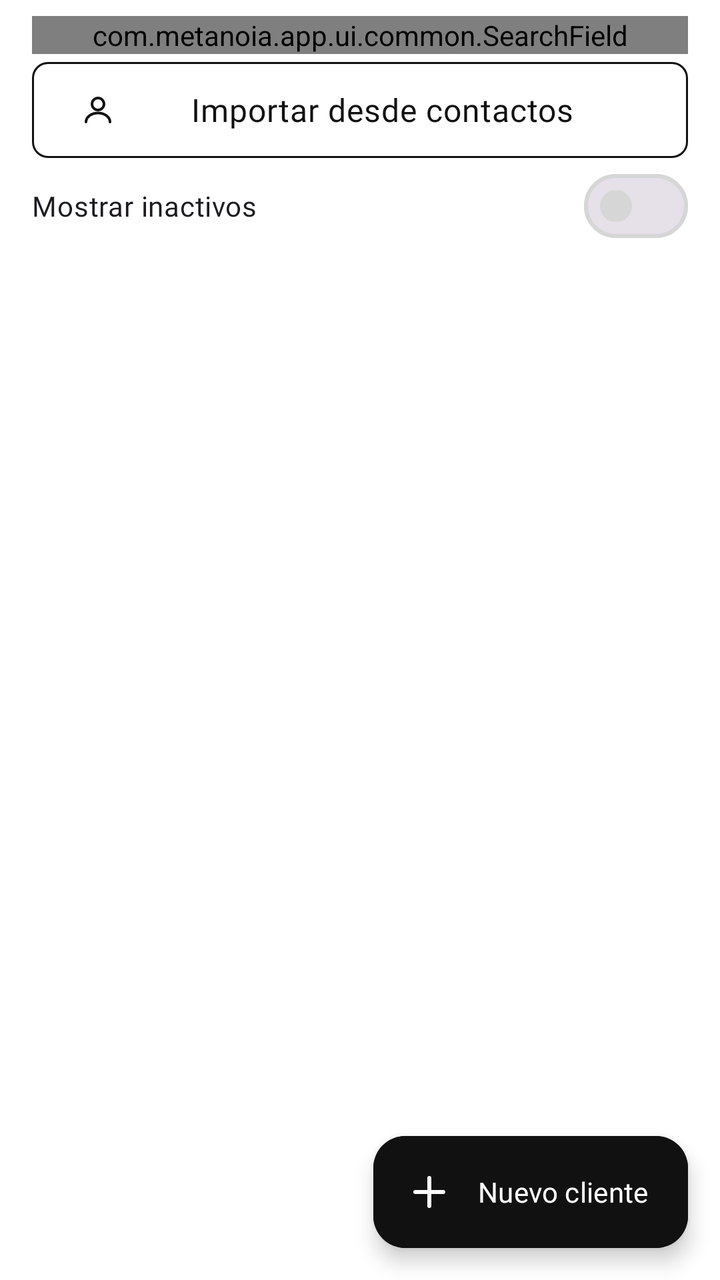
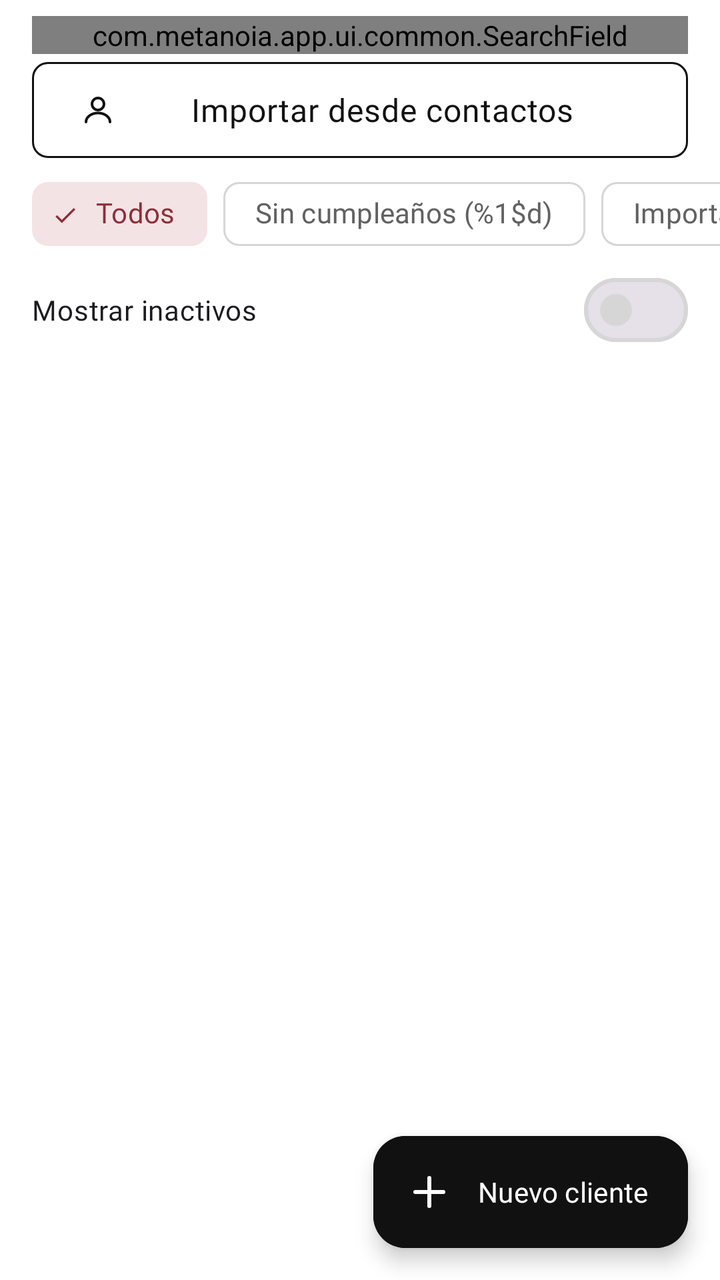

An Android layout rendered at two revisions. The XML below is the earlier revision; the diff shows what the commit changed to produce the second picture.
<!-- AndroidManifest.xml: application theme Theme.Metanoia -->
<!-- res/layout/fragment_clients.xml -->
<?xml version="1.0" encoding="utf-8"?>
<androidx.coordinatorlayout.widget.CoordinatorLayout xmlns:android="http://schemas.android.com/apk/res/android"
    xmlns:app="http://schemas.android.com/apk/res-auto"
    android:layout_width="match_parent"
    android:layout_height="match_parent">

    <LinearLayout
        android:layout_width="match_parent"
        android:layout_height="match_parent"
        android:orientation="vertical">

        <com.metanoia.app.ui.common.SearchField
            android:id="@+id/clientsSearchField"
            android:layout_width="match_parent"
            android:layout_height="wrap_content"
            android:layout_marginHorizontal="@dimen/screen_margin"
            android:layout_marginTop="@dimen/space_s"
            app:searchHint="@string/clients_search_hint" />

        <com.google.android.material.button.MaterialButton
            android:id="@+id/btnImportContacts"
            style="@style/Widget.Metanoia.Button.Secondary"
            android:layout_width="match_parent"
            android:layout_height="wrap_content"
            android:layout_marginHorizontal="@dimen/screen_margin"
            android:layout_marginTop="@dimen/space_xs"
            android:text="@string/clients_import_contacts_btn"
            app:icon="@drawable/ic_clients" />

        <com.google.android.material.materialswitch.MaterialSwitch
            android:id="@+id/switchClientsIncludeInactive"
            android:layout_width="match_parent"
            android:layout_height="wrap_content"
            android:layout_marginHorizontal="@dimen/screen_margin"
            android:minHeight="@dimen/touch_target_min"
            android:text="@string/clients_filter_inactive" />

        <FrameLayout
            android:layout_width="match_parent"
            android:layout_height="0dp"
            android:layout_weight="1">

            <androidx.recyclerview.widget.RecyclerView
                android:id="@+id/clientsRecycler"
                android:layout_width="match_parent"
                android:layout_height="match_parent"
                android:clipToPadding="false"
                android:paddingBottom="@dimen/space_xxl" />

            <com.metanoia.app.ui.common.EmptyStateView
                android:id="@+id/clientsEmptyState"
                android:layout_width="match_parent"
                android:layout_height="match_parent"
                android:visibility="gone"
                app:emptyMessage="@string/empty_clients_title" />
        </FrameLayout>
    </LinearLayout>

    <com.google.android.material.floatingactionbutton.ExtendedFloatingActionButton
        android:id="@+id/fabNewClient"
        android:layout_width="wrap_content"
        android:layout_height="wrap_content"
        android:layout_gravity="bottom|end"
        android:layout_margin="@dimen/screen_margin"
        android:backgroundTint="?attr/colorPrimary"
        android:contentDescription="@string/clients_new_fab"
        android:text="@string/clients_new_fab"
        android:textColor="?attr/colorOnPrimary"
        app:icon="@drawable/ic_add"
        app:iconTint="?attr/colorOnPrimary" />
</androidx.coordinatorlayout.widget.CoordinatorLayout>
<!-- resources referenced by this layout -->
<resources>
  <dimen name="screen_margin">16dp</dimen>
  <dimen name="space_s">8dp</dimen>
  <dimen name="space_xs">4dp</dimen>
  <dimen name="space_xxl">48dp</dimen>
  <dimen name="touch_target_min">48dp</dimen>
  <!-- drawable ic_add (drawable) -->
  <vector xmlns:android="http://schemas.android.com/apk/res/android"
      android:width="24dp"
      android:height="24dp"
      android:viewportWidth="24"
      android:viewportHeight="24">
      <path
          android:fillColor="@android:color/transparent"
          android:pathData="M12,5 V19 M5,12 H19"
          android:strokeWidth="2"
          android:strokeColor="#FF000000"
          android:strokeLineCap="round"
          android:strokeLineJoin="round" />
  </vector>
  <!-- drawable ic_clients (drawable) -->
  <vector xmlns:android="http://schemas.android.com/apk/res/android"
      android:width="24dp"
      android:height="24dp"
      android:viewportWidth="24"
      android:viewportHeight="24">
      <path
          android:fillColor="@android:color/transparent"
          android:pathData="M12,12 A4,4 0 1,0 12,4 A4,4 0 1,0 12,12 Z M4,20 C4,16.69 7.58,14 12,14 C16.42,14 20,16.69 20,20"
          android:strokeWidth="1.75"
          android:strokeColor="#FF000000"
          android:strokeLineCap="round"
          android:strokeLineJoin="round" />
  </vector>
  <string name="clients_filter_inactive">Mostrar inactivos</string>
  <string name="clients_import_contacts_btn">Importar desde contactos</string>
  <string name="clients_new_fab">Nuevo cliente</string>
  <string name="clients_search_hint">Buscar por nombre o teléfono</string>
  <string name="empty_clients_title">Todavía no hay clientes registrados.</string>
  <dimen name="stroke_width">1dp</dimen>
  <style name="TextAppearance.Metanoia.Button" parent="TextAppearance.Material3.LabelLarge">
          <item name="fontFamily">@font/montserrat_semibold</item>
          <item name="android:fontFamily">@font/montserrat_semibold</item>
          <item name="android:textSize">16sp</item>
          <item name="android:letterSpacing">0.02</item>
      </style>
  <dimen name="button_secondary_height">48dp</dimen>
  <dimen name="radius_s">8dp</dimen>
  <color name="ink">#111111</color>
  <color name="white">#FFFFFF</color>
  <color name="accent_light">#8C2F39</color>
  <color name="on_accent_light">#FFFFFF</color>
  <color name="accent_container_light">#F3E3E5</color>
  <color name="gray50">#F5F5F5</color>
  <color name="gray200">#D6D6D6</color>
  <color name="gray100">#EBEBEB</color>
  <color name="gray600">#616161</color>
  <style name="TextAppearance.Metanoia.Body" parent="TextAppearance.Material3.BodyLarge">
          <item name="fontFamily">@font/inter_regular</item>
          <item name="android:fontFamily">@font/inter_regular</item>
          <item name="android:textSize">16sp</item>
      </style>
  <style name="TextAppearance.Metanoia.BodySmall" parent="TextAppearance.Material3.BodyMedium">
          <item name="fontFamily">@font/inter_regular</item>
          <item name="android:fontFamily">@font/inter_regular</item>
          <item name="android:textSize">14sp</item>
      </style>
  <style name="TextAppearance.Metanoia.Caption" parent="TextAppearance.Material3.BodySmall">
          <item name="fontFamily">@font/inter_regular</item>
          <item name="android:fontFamily">@font/inter_regular</item>
          <item name="android:textSize">12sp</item>
      </style>
  <style name="TextAppearance.Metanoia.Label" parent="TextAppearance.Material3.LabelLarge">
          <item name="fontFamily">@font/inter_medium</item>
          <item name="android:fontFamily">@font/inter_medium</item>
          <item name="android:textSize">14sp</item>
      </style>
  <!-- unchanged entries left out for length: 2 -->
</resources>

<!-- the commit's change to res/layout/fragment_clients.xml (unified diff, before → after) -->
@@ -26,6 +26,45 @@
             android:layout_marginTop="@dimen/space_xs"
             android:text="@string/clients_import_contacts_btn"
             app:icon="@drawable/ic_clients" />
+
+        <HorizontalScrollView
+            android:layout_width="match_parent"
+            android:layout_height="wrap_content"
+            android:layout_marginTop="@dimen/space_xs"
+            android:scrollbars="none">
+
+            <com.google.android.material.chip.ChipGroup
+                android:id="@+id/clientsFilterGroup"
+                android:layout_width="wrap_content"
+                android:layout_height="wrap_content"
+                android:paddingHorizontal="@dimen/screen_margin"
+                app:selectionRequired="true"
+                app:singleLine="true"
+                app:singleSelection="true">
+
+                <com.google.android.material.chip.Chip
+                    android:id="@+id/chipClientsFilterAll"
+                    style="@style/Widget.Material3.Chip.Filter"
+                    android:layout_width="wrap_content"
+                    android:layout_height="wrap_content"
+                    android:checked="true"
+                    android:text="@string/clients_filter_all" />
+
+                <com.google.android.material.chip.Chip
+                    android:id="@+id/chipClientsFilterMissingBirthday"
+                    style="@style/Widget.Material3.Chip.Filter"
+                    android:layout_width="wrap_content"
+                    android:layout_height="wrap_content"
+                    android:text="@string/clients_filter_missing_birthday_format" />
+
+                <com.google.android.material.chip.Chip
+                    android:id="@+id/chipClientsFilterRecentContacts"
+                    style="@style/Widget.Material3.Chip.Filter"
+                    android:layout_width="wrap_content"
+                    android:layout_height="wrap_content"
+                    android:text="@string/clients_filter_recent_contacts" />
+            </com.google.android.material.chip.ChipGroup>
+        </HorizontalScrollView>
 
         <com.google.android.material.materialswitch.MaterialSwitch
             android:id="@+id/switchClientsIncludeInactive"
<!-- resource entries referenced after the edit -->
@@ -33,7 +33,10 @@
           android:strokeLineCap="round"
           android:strokeLineJoin="round" />
   </vector>
+  <string name="clients_filter_all">Todos</string>
   <string name="clients_filter_inactive">Mostrar inactivos</string>
+  <string name="clients_filter_missing_birthday_format">Sin cumpleaños (%1$d)</string>
+  <string name="clients_filter_recent_contacts">Importados recientemente</string>
   <string name="clients_import_contacts_btn">Importar desde contactos</string>
   <string name="clients_new_fab">Nuevo cliente</string>
   <string name="clients_search_hint">Buscar por nombre o teléfono</string>
